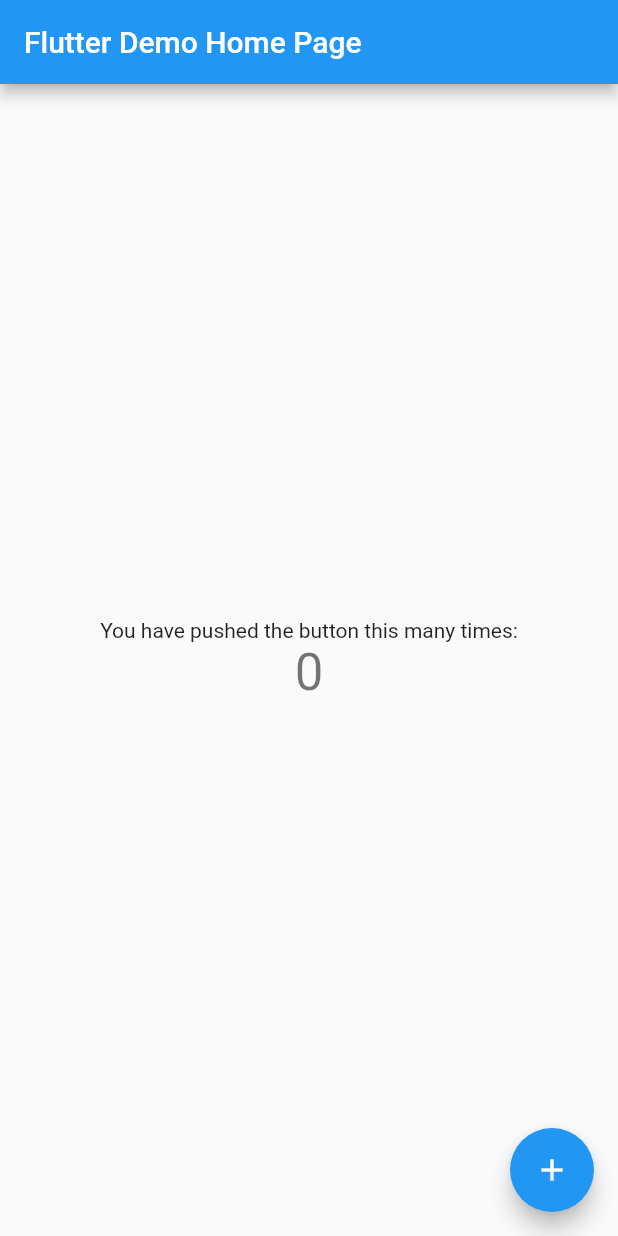
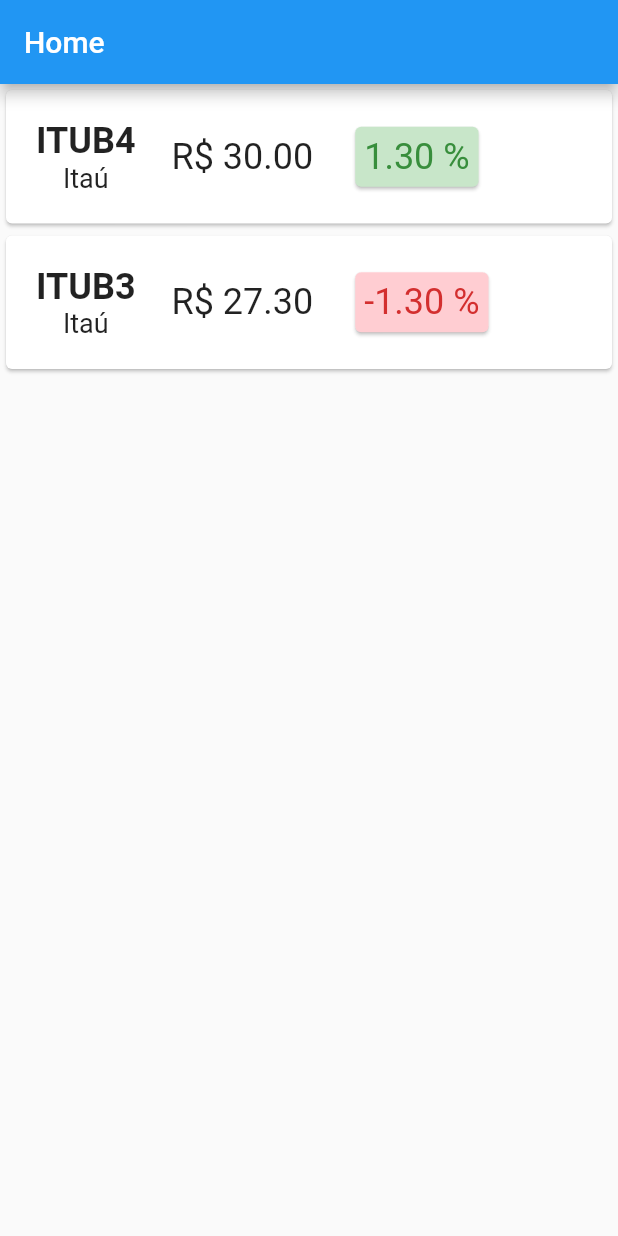
Before and after one commit to CaioFeiertag/ticker_tracker, a Flutter app: the screen it shows after launch, on a phone screen of 412 x 824 dp. Run offline on Flutter 3.47's test engine with Material 2 defaults, Android fonts, the phone set to English and light mode, and no system bars.

Commit message:
add ticker list

```diff
--- a/lib/main.dart
+++ b/lib/main.dart
@@ -1,4 +1,5 @@
 import 'package:flutter/material.dart';
+import 'package:ticker_tracker/screens/home/index.dart';
 
 void main() {
   runApp(MyApp());
@@ -9,105 +10,11 @@
   @override
   Widget build(BuildContext context) {
     return MaterialApp(
-      title: 'Flutter Demo',
+      title: 'Ticker Tracker',
       theme: ThemeData(
-        // This is the theme of your application.
-        //
-        // Try running your application with "flutter run". You'll see the
-        // application has a blue toolbar. Then, without quitting the app, try
-        // changing the primarySwatch below to Colors.green and then invoke
-        // "hot reload" (press "r" in the console where you ran "flutter run",
-        // or simply save your changes to "hot reload" in a Flutter IDE).
-        // Notice that the counter didn't reset back to zero; the application
-        // is not restarted.
         primarySwatch: Colors.blue,
       ),
-      home: MyHomePage(title: 'Flutter Demo Home Page'),
+      home: Home(),
     );
   }
 }
-
-class MyHomePage extends StatefulWidget {
-  MyHomePage({Key? key, required this.title}) : super(key: key);
-
-  // This widget is the home page of your application. It is stateful, meaning
-  // that it has a State object (defined below) that contains fields that affect
-  // how it looks.
-
-  // This class is the configuration for the state. It holds the values (in this
-  // case the title) provided by the parent (in this case the App widget) and
-  // used by the build method of the State. Fields in a Widget subclass are
-  // always marked "final".
-
-  final String title;
-
-  @override
-  _MyHomePageState createState() => _MyHomePageState();
-}
-
-class _MyHomePageState extends State<MyHomePage> {
-  int _counter = 0;
-
-  void _incrementCounter() {
-    setState(() {
-      // This call to setState tells the Flutter framework that something has
-      // changed in this State, which causes it to rerun the build method below
-      // so that the display can reflect the updated values. If we changed
-      // _counter without calling setState(), then the build method would not be
-      // called again, and so nothing would appear to happen.
-      _counter++;
-    });
-  }
-
-  @override
-  Widget build(BuildContext context) {
-    // This method is rerun every time setState is called, for instance as done
-    // by the _incrementCounter method above.
-    //
-    // The Flutter framework has been optimized to make rerunning build methods
-    // fast, so that you can just rebuild anything that needs updating rather
-    // than having to individually change instances of widgets.
-    return Scaffold(
-      appBar: AppBar(
-        // Here we take the value from the MyHomePage object that was created by
-        // the App.build method, and use it to set our appbar title.
-        title: Text(widget.title),
-      ),
-      body: Center(
-        // Center is a layout widget. It takes a single child and positions it
-        // in the middle of the parent.
-        child: Column(
-          // Column is also a layout widget. It takes a list of children and
-          // arranges them vertically. By default, it sizes itself to fit its
-          // children horizontally, and tries to be as tall as its parent.
-          //
-          // Invoke "debug painting" (press "p" in the console, choose the
-          // "Toggle Debug Paint" action from the Flutter Inspector in Android
-          // Studio, or the "Toggle Debug Paint" command in Visual Studio Code)
-          // to see the wireframe for each widget.
-          //
-          // Column has various properties to control how it sizes itself and
-          // how it positions its children. Here we use mainAxisAlignment to
-          // center the children vertically; the main axis here is the vertical
-          // axis because Columns are vertical (the cross axis would be
-          // horizontal).
-          mainAxisAlignment: MainAxisAlignment.center,
-          children: <Widget>[
-            Text(
-              'You have pushed the button this many times:',
-            ),
-            Text(
-              '$_counter',
-              style: Theme.of(context).textTheme.headline4,
-            ),
-          ],
-        ),
-      ),
-      floatingActionButton: FloatingActionButton(
-        onPressed: _incrementCounter,
-        tooltip: 'Increment',
-        child: Icon(Icons.add),
-      ), // This trailing comma makes auto-formatting nicer for build methods.
-    );
-  }
-}
--- /dev/null
+++ b/lib/screens/home/components/ticker-info.dart
@@ -0,0 +1,51 @@
+import 'package:flutter/material.dart';
+import 'package:flutter/widgets.dart';
+import 'package:ticker_tracker/screens/home/ticker.dart';
+
+class TickerInfo extends StatelessWidget {
+  TickerInfo({required this.ticker}) : super();
+
+  final Ticker ticker;
+
+  @override
+  Widget build(BuildContext context) {
+    String price = this.ticker.price.toStringAsFixed(2);
+    String appreciation = this.ticker.appreciation.toStringAsFixed(2);
+
+    MaterialColor appreciationColor =
+        this.ticker.appreciation > 0 ? Colors.green : Colors.red;
+
+    return Card(
+        child: Padding(
+            padding: EdgeInsets.all(20),
+            child: Row(children: [
+              Column(children: [
+                Text(
+                  this.ticker.code,
+                  style: TextStyle(fontSize: 24, fontWeight: FontWeight.bold),
+                ),
+                Text(this.ticker.name,
+                    style:
+                        TextStyle(fontSize: 18, fontWeight: FontWeight.normal))
+              ]),
+              Padding(
+                  padding: EdgeInsets.only(left: 24),
+                  child: Text(
+                    "R\$ $price",
+                    style: TextStyle(fontSize: 24),
+                  )),
+              Padding(
+                  padding: EdgeInsets.only(left: 24),
+                  child: Card(
+                      color: appreciationColor.shade100,
+                      child: Padding(
+                          padding: EdgeInsets.all(6),
+                          child: Text(
+                            "$appreciation %",
+                            style: TextStyle(
+                                fontSize: 24,
+                                color: appreciationColor.shade700),
+                          ))))
+            ])));
+  }
+}
--- /dev/null
+++ b/lib/screens/home/index.dart
@@ -0,0 +1,27 @@
+import 'package:flutter/material.dart';
+import 'package:ticker_tracker/screens/home/components/ticker-info.dart';
+import 'package:ticker_tracker/screens/home/ticker.dart';
+
+class Home extends StatefulWidget {
+  Home({Key? key}) : super(key: key);
+
+  @override
+  _HomeState createState() => _HomeState();
+}
+
+class _HomeState extends State<Home> {
+  @override
+  Widget build(BuildContext context) {
+    return Scaffold(
+        appBar: AppBar(
+          title: Text("Home"),
+        ),
+        body: ListView.builder(
+            itemCount: tickers.length,
+            itemBuilder: (BuildContext context, int index) {
+              Ticker ticker = tickers[index];
+
+              return TickerInfo(ticker: ticker);
+            }));
+  }
+}
--- /dev/null
+++ b/lib/screens/home/ticker.dart
@@ -0,0 +1,17 @@
+class Ticker {
+  final String code;
+  final String name;
+  final double price;
+  final double appreciation;
+
+  Ticker(
+      {required this.code,
+      required this.name,
+      required this.price,
+      required this.appreciation});
+}
+
+final tickers = [
+  new Ticker(code: "ITUB4", name: "Itaú", price: 30.00, appreciation: 1.30),
+  new Ticker(code: "ITUB3", name: "Itaú", price: 27.30, appreciation: -1.30),
+];
```
